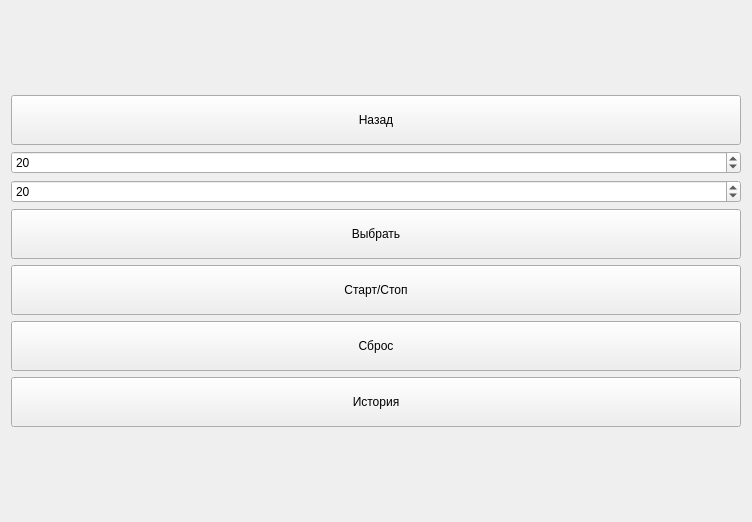
Before: the Qt Designer form GameLife/workwindow.ui in DIIZII/GameLife, drawn with Qt 5.
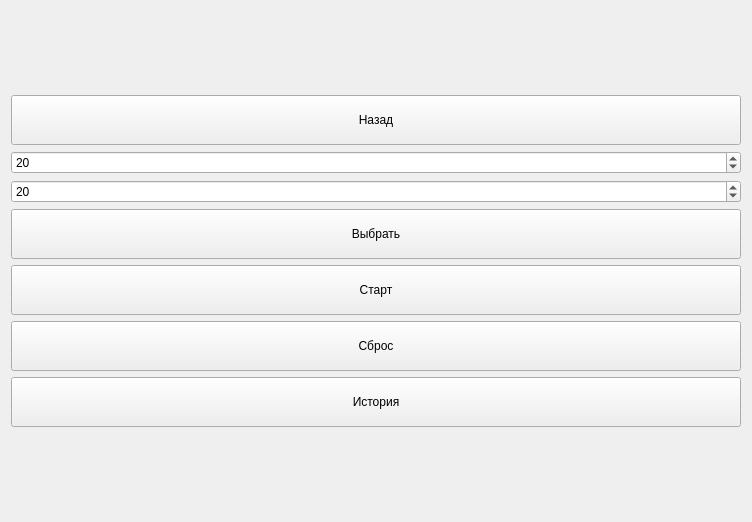
After: the same form once the commit is applied.

What changed in the file:
```diff
--- a/GameLife/workwindow.ui
+++ b/GameLife/workwindow.ui
@@ -88,7 +88,7 @@
           </size>
          </property>
          <property name="text">
-          <string>Старт/Стоп</string>
+          <string>Старт</string>
          </property>
         </widget>
        </item>
```
Left out of the diff: 12 changed lines with no effect on the pictures.
